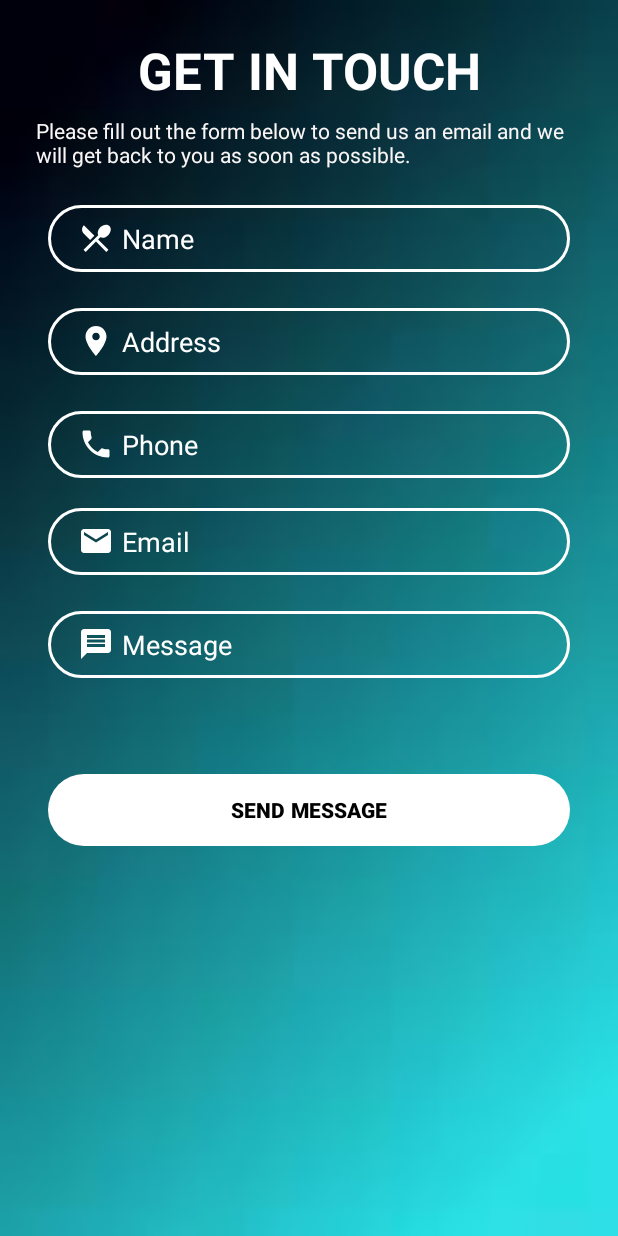
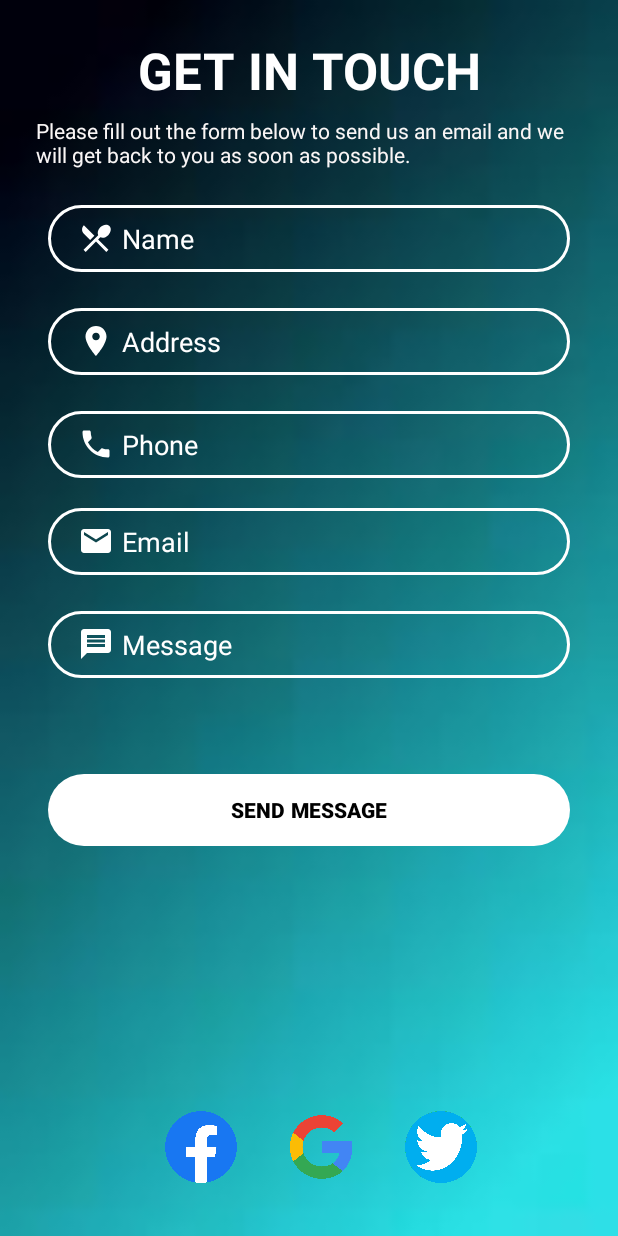
Before and after one commit to nency9404/App-Development, an Android app: the screen it shows after launch (MainActivity), on a phone screen of 412 x 824 dp. Run offline under Robolectric (Android 15) with nearby library versions, the phone set to English and light mode, and no system bars.

Commit message:
done changes

```diff
--- a/app/src/main/java/com/example/sevva/MainActivity.java
+++ b/app/src/main/java/com/example/sevva/MainActivity.java
@@ -1,6 +1,8 @@
 package com.example.sevva;
 
 import android.annotation.SuppressLint;
+import android.content.Intent;
+import android.net.Uri;
 import android.os.Bundle;
 import android.view.View;
 import android.widget.Button;
@@ -13,8 +15,10 @@ public class MainActivity extends AppCompatActivity {
     private EditText etName, etAddress, etPhone, etEmail, etMessage;
     private Button btnSendMessage;
     private Database dbHandler;
+    private Object view;
 
-     @SuppressLint("MissingInflatedId")
+
+    @SuppressLint("MissingInflatedId")
     @Override
     protected void onCreate(Bundle savedInstanceState) {
         super.onCreate(savedInstanceState);
--- a/app/src/main/res/layout/activity_main.xml
+++ b/app/src/main/res/layout/activity_main.xml
@@ -169,4 +169,47 @@
         app:layout_constraintStart_toStartOf="parent"
         app:layout_constraintTop_toBottomOf="@+id/editTextText5" />
 
+    <LinearLayout
+        android:layout_width="wrap_content"
+        android:layout_height="wrap_content"
+        android:id="@+id/img"
+        android:layout_marginBottom="20dp"
+        android:orientation="horizontal"
+        tools:ignore="MissingConstraints">
+
+    </LinearLayout>
+
+    <ImageView
+        android:id="@+id/imageView"
+        android:layout_width="48dp"
+        android:layout_height="48dp"
+        android:layout_marginStart="190dp"
+        android:layout_marginBottom="35dp"
+        android:src="@drawable/google"
+        app:layout_constraintBottom_toBottomOf="parent"
+        app:layout_constraintStart_toStartOf="parent"
+        tools:ignore="MissingConstraints" />
+
+    <ImageView
+        android:id="@+id/imageView2"
+        android:layout_width="48dp"
+        android:layout_height="48dp"
+        android:layout_marginStart="110dp"
+        android:layout_marginBottom="35dp"
+        android:src="@drawable/facebook"
+        app:layout_constraintBottom_toBottomOf="parent"
+        app:layout_constraintStart_toStartOf="parent"
+        tools:ignore="MissingConstraints" />
+
+    <ImageView
+        android:id="@+id/imageView3"
+        android:layout_width="48dp"
+        android:layout_height="48dp"
+        android:layout_marginStart="270dp"
+        android:layout_marginBottom="35dp"
+        android:src="@drawable/twitter"
+        app:layout_constraintBottom_toBottomOf="parent"
+        app:layout_constraintStart_toStartOf="parent"
+        tools:ignore="MissingConstraints" />
+
 </androidx.constraintlayout.widget.ConstraintLayout>
```
Also changed, not shown: app/src/main/res/drawable/facebook.png (added), app/src/main/res/drawable/google.png (added), app/src/main/res/drawable/twitter.png (added).
